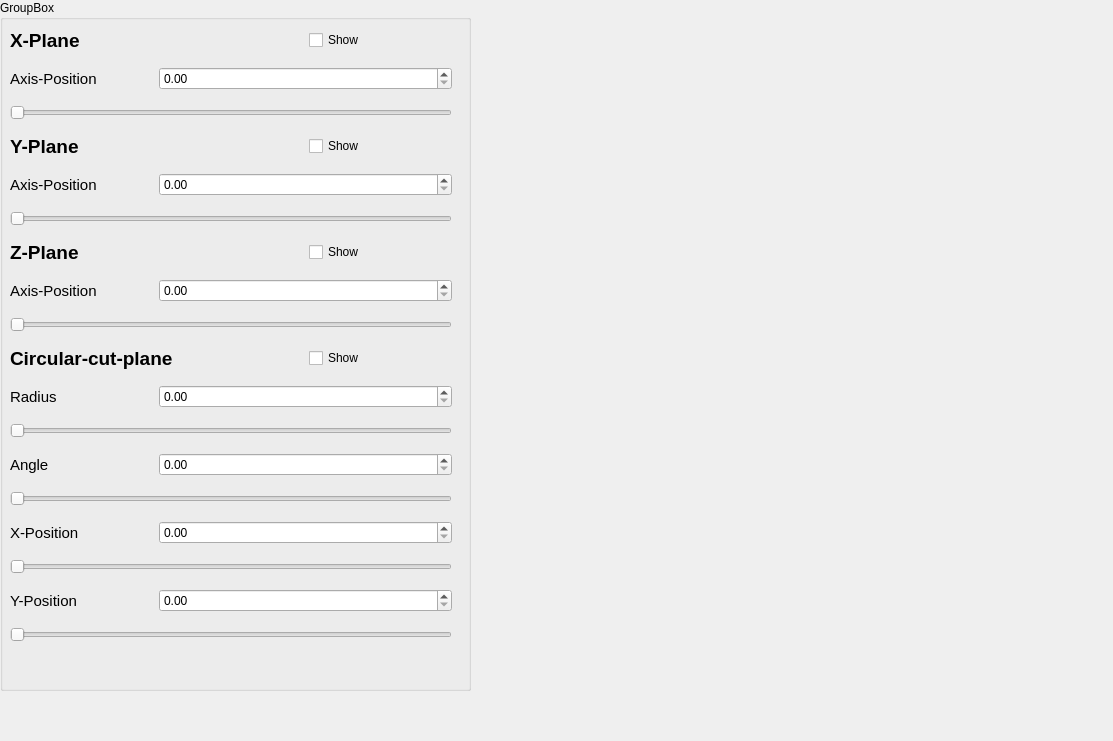
The window that views/ui_view.ui (TheLIFO/SegMaskCreator) describes before a commit, drawn with Qt 5.
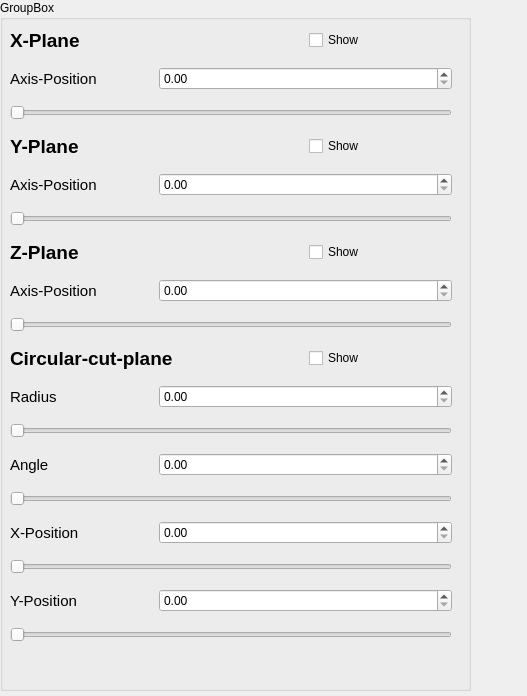
The same window after the commit.

The edit to the form file:
```diff
--- a/views/ui_view.ui
+++ b/views/ui_view.ui
@@ -6,8 +6,8 @@
    <rect>
     <x>0</x>
     <y>0</y>
-    <width>1113</width>
-    <height>741</height>
+    <width>527</width>
+    <height>696</height>
    </rect>
   </property>
   <property name="windowTitle">
```
